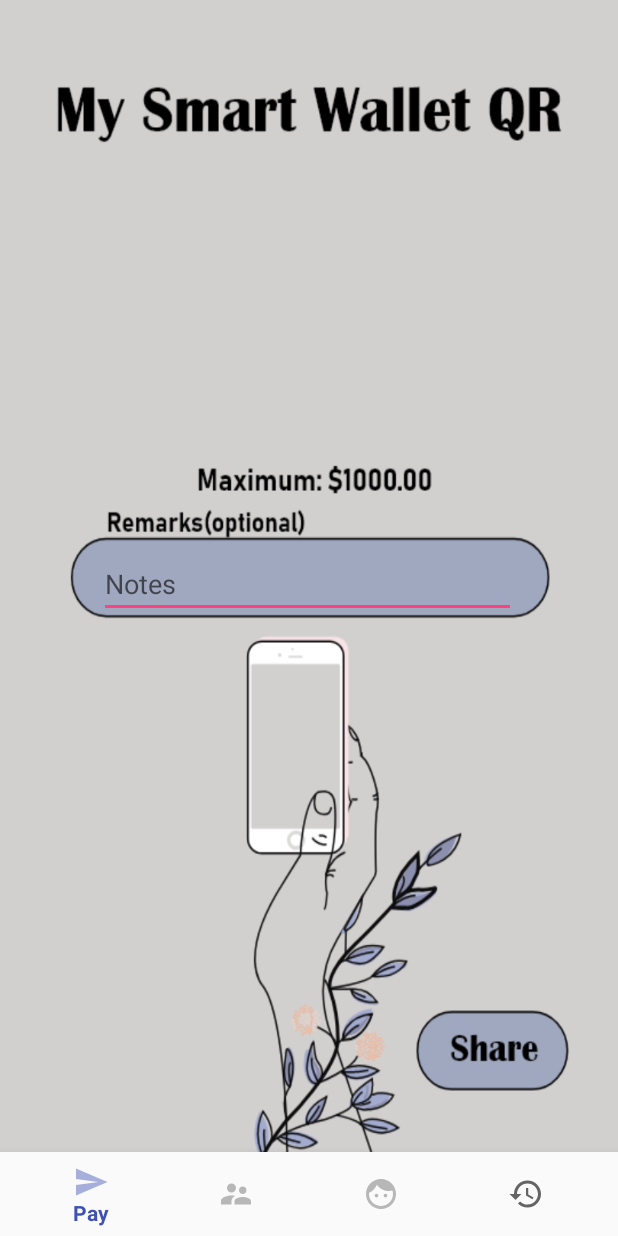
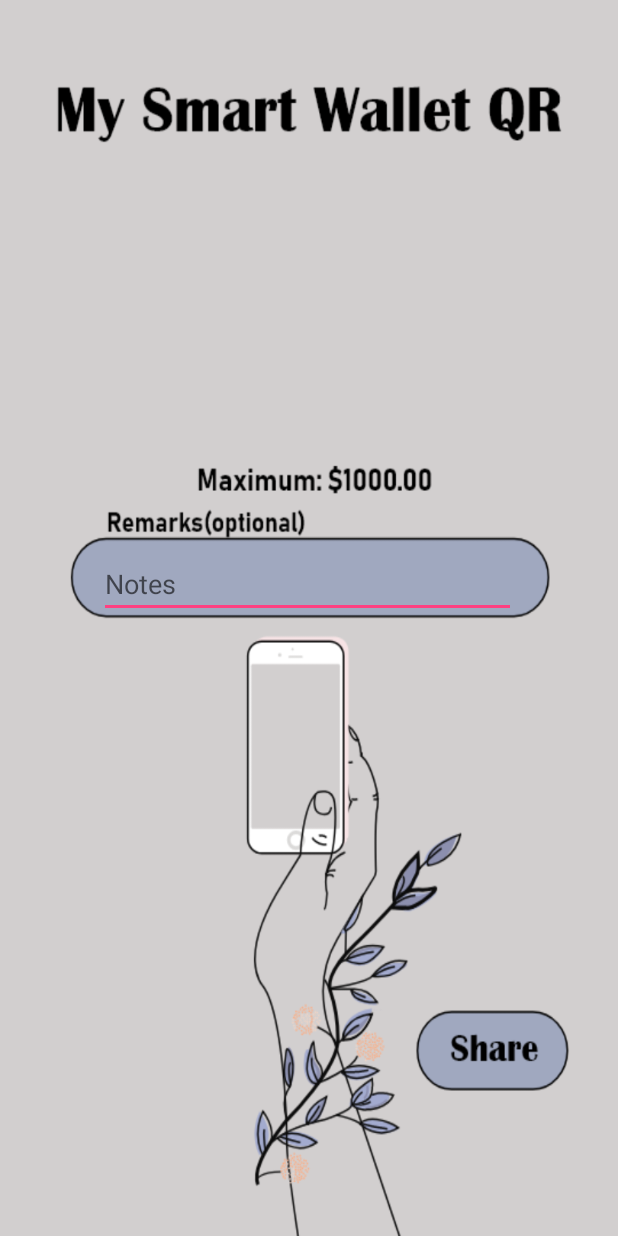
Before and after one commit to hmpoh/smartWallet, an Android app: the QR screen opened directly, with no data from a screen before it, on a phone screen of 412 x 824 dp. Run offline under Robolectric (Android 15) with nearby library versions, the phone set to English and light mode, and no system bars.

Commit message:
Remove Navigation Bar from group chat and inbox

```diff
--- a/app/src/main/res/layout/activity_qr.xml
+++ b/app/src/main/res/layout/activity_qr.xml
@@ -6,18 +6,6 @@
     android:layout_height="match_parent"
     tools:context=".QR"
     android:background="@drawable/qr">
-
-    <android.support.design.widget.BottomNavigationView
-        android:id="@+id/bottom_navigation"
-        android:layout_width="match_parent"
-        android:layout_height="wrap_content"
-        android:layout_alignParentBottom="true"
-        android:layout_marginTop="8dp"
-        android:background="?android:attr/windowBackground"
-        app:layout_constraintBottom_toBottomOf="parent"
-        app:layout_constraintTop_toTopOf="parent"
-        app:layout_constraintVertical_bias="1.0"
-        app:menu="@menu/bottom_navigation"></android.support.design.widget.BottomNavigationView>
 
     <EditText
         android:id="@+id/editText"
```
Also changed, not shown: app/src/main/res/layout/activity_inbox.xml (+0 -12 lines).
